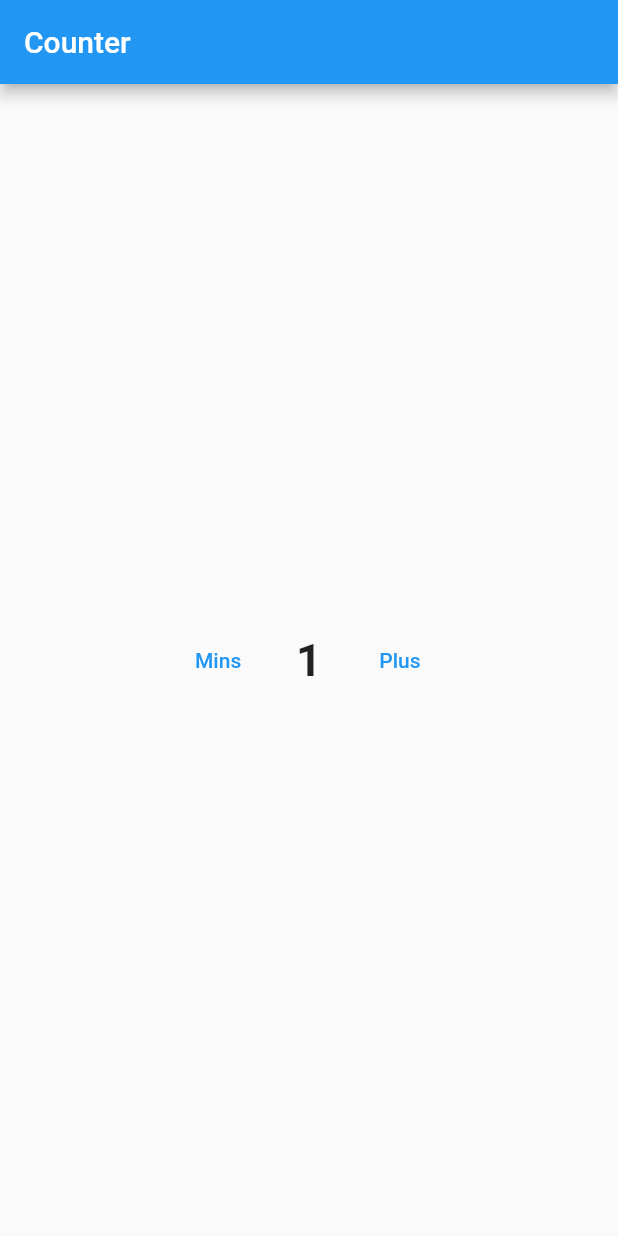
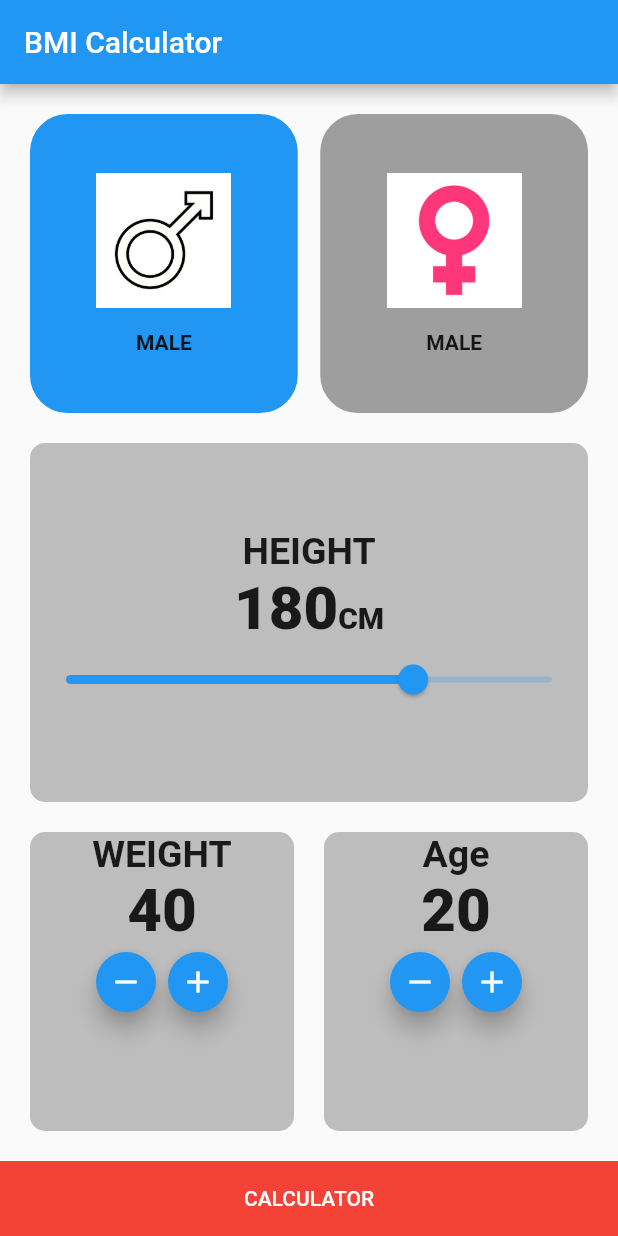
Before and after one commit to Ahmed224-art/udemy_flutter, a Flutter app: the screen it shows after launch, on a phone screen of 412 x 824 dp. Run offline on Flutter 3.47's test engine with Material 2 defaults, Android fonts, the phone set to English and light mode, and no system bars.

Commit message:
BMI Calculator

```diff
--- /dev/null
+++ b/lib/bmi_calculator.dart
@@ -0,0 +1,279 @@
+import 'dart:math';
+
+import 'package:flutter/material.dart';
+import 'package:udemy_flutter/result_screen.dart';
+
+class BmiiCalculator extends StatefulWidget {
+  @override
+  State<BmiiCalculator> createState() => _BmiiCalculatorState();
+}
+
+class _BmiiCalculatorState extends State<BmiiCalculator> {
+  bool isMale=true;
+  double hieght=180;
+  double weight=40;
+  int age=20;
+  @override
+  void initState() {
+    // TODO: implement initState
+    super.initState();
+  }
+  Widget build(BuildContext context) {
+    return Scaffold(
+      appBar: AppBar(
+        title: Text(
+          'BMI Calculator',
+        ),
+      ),
+      body: Column(
+        children: [
+            Expanded(
+              child: Padding(
+                padding: const EdgeInsets.all(20.0),
+                child: Row(
+                  children: [
+                    Expanded(
+                      child: GestureDetector(
+                        onTap: () {
+                          setState(() {
+                            isMale=true;
+                          });
+                        },
+                        child: Container(
+                          decoration: BoxDecoration(
+                             color: isMale? Colors.blue: Colors.grey,
+                            borderRadius: BorderRadius.circular(25.0)
+                          ),
+                          child: Column(
+                            mainAxisAlignment: MainAxisAlignment.center,
+                            children: [
+                              Image(image: AssetImage('assets/images/male.png',
+                              ),height: 90.0,
+                                width: 90.0,
+                              ),
+                              SizedBox(height: 15.0,),
+                              Text('MALE',
+                              style: TextStyle(
+                                fontWeight: FontWeight.bold
+                              ),),
+                            ],
+                          ),
+                        ),
+                      ),
+                    ),
+                    SizedBox(width: 15.0,),
+                    Expanded(
+                      child: GestureDetector(
+                        onTap: () {
+                          setState(() {
+                            isMale=false;
+                          });
+                        },
+                        child: Container(
+                          decoration: BoxDecoration(
+                            color: isMale?Colors.grey: Colors.blue,
+                            borderRadius: BorderRadius.circular(25.0)
+                          ),
+                          child: Column(
+                            mainAxisAlignment: MainAxisAlignment.center,
+                            children: [
+                              Image(image: AssetImage('assets/images/female.png'),
+                              width: 90.0,
+                                height: 90.0,
+                              ),
+                              SizedBox(height: 15.0,),
+                              Text('MALE',
+                              style: TextStyle(
+                                fontWeight: FontWeight.bold
+                              ),),
+                            ],
+                          ),
+                        ),
+                      ),
+                    ),
+                  ],
+                ),
+              )
+            ),
+            Expanded(
+              child: Padding(
+                padding: const EdgeInsets.symmetric(horizontal: 20.0),
+                child: Container(
+                  decoration: BoxDecoration(
+                    borderRadius: BorderRadius.circular(10.0),
+                    color: Colors.grey[400],
+                  ),
+                  child: Column(
+                    mainAxisAlignment: MainAxisAlignment.center,
+                    children: [
+                      Text('HEIGHT',
+                      style: TextStyle(
+                        fontSize: 25.0,
+                        fontWeight: FontWeight.bold,
+                      ),),
+                      Row(
+                        mainAxisAlignment: MainAxisAlignment.center,
+                        crossAxisAlignment: CrossAxisAlignment.baseline,
+                        textBaseline:TextBaseline.alphabetic ,
+                        children: [
+                          Text('${hieght.round()}',
+                          style: TextStyle(
+                            fontSize: 40.0,
+                            fontWeight: FontWeight.w900,
+                          ),),
+                          Text('CM',
+                          style: TextStyle(
+                            fontSize: 20.0,
+                            fontWeight: FontWeight.w900,
+                          ),),
+                        ],
+                      ),
+                      Slider(value: hieght,
+                          min: 80.0,
+                          max: 220,
+                          onChanged: (double value) {
+                            setState(() {
+                              hieght=value;
+                            });
+                          },)
+                    ],
+                  ),
+                ),
+              ),
+            ),
+            Expanded(
+              child: Padding(
+                padding: const EdgeInsets.all(20.0),
+                child: Row(
+                  mainAxisAlignment: MainAxisAlignment.center,
+                  children: [
+                    Expanded(
+                      child: Container(
+                        decoration: BoxDecoration(
+                          borderRadius: BorderRadius.circular(10.0),
+                          color: Colors.grey[400],
+                        ),
+                        child: Column(
+                          children: [
+                            Text('WEIGHT',
+                            style: TextStyle(
+                              fontSize: 25.0,
+                              fontWeight: FontWeight.bold,
+                            ),),
+                            Text('${weight.round()}',
+                              style: TextStyle(
+                                fontSize: 40.0,
+                                fontWeight: FontWeight.w900,
+                              ),),
+                            Row(
+                              mainAxisAlignment: MainAxisAlignment.center,
+                              children: [
+                                FloatingActionButton(onPressed:() {
+                                        setState(() {
+                                          weight--;
+                                        });
+                                },
+                                  mini: true,
+                                  child: Icon(
+                                    Icons.remove,
+                                  ),
+                                  heroTag: 'w-',
+                                ),
+                                FloatingActionButton(onPressed:() {
+                                  setState(() {
+                                    weight++;
+                                  });
+                                },
+                                  mini: true,
+                                  child: Icon(
+                                    Icons.add,
+                                  ),
+                                  heroTag: 'w+',
+                                ),
+                              ],
+                            ),
+                          ],
+                        ),
+                      ),
+                    ),
+                    SizedBox(width: 20.0,),
+                    Expanded(
+                      child: Container(
+                        decoration: BoxDecoration(
+                          borderRadius: BorderRadius.circular(10.0),
+                          color: Colors.grey[400],
+                        ),
+                        child: Column(
+                          children: [
+                            Text('Age',
+                            style: TextStyle(
+                              fontSize: 25.0,
+                              fontWeight: FontWeight.bold,
+                            ),),
+                            Text('${age}',
+                              style: TextStyle(
+                                fontSize: 40.0,
+                                fontWeight: FontWeight.w900,
+                              ),),
+                            Row(
+                              mainAxisAlignment: MainAxisAlignment.center,
+                              children: [
+                                FloatingActionButton(onPressed:() {
+                                    setState(() {
+                                      age--;
+                                    });
+                                },
+                                  mini: true,
+                                  child: Icon(
+                                    Icons.remove,
+                                  ),
+                                  heroTag: 'A-',
+                                ),
+                                FloatingActionButton(onPressed:() {
+                                      setState(() {
+                                        age++;
+                                      });
+                                },
+                                  mini: true,
+                                  child: Icon(
+                                    Icons.add,
+                                  ),
+                                  heroTag: 'A+',
+                                ),
+                              ],
+                            ),
+                          ],
+                        ),
+                      ),
+                    ),
+                  ],
+                ),
+              ),
+            ),
+          Container(
+            color: Colors.red,
+            width: double.infinity,
+            child: MaterialButton(onPressed: () {
+              var result = weight /pow(hieght / 100,2);
+              Navigator.push(context,
+                  MaterialPageRoute(builder: (context) => ResultScreen(age: age,
+                  isMale: isMale,
+                    result: result,
+                  ),));
+            },
+              height: 50.0,
+              child: Text(
+                'CALCULATOR',
+                style: TextStyle(
+                   color: Colors.white,
+                ),
+              ),
+            ),
+          )
+        ],
+      ),
+    );
+  }
+}
+//var result = weight /pow(height / 100,2);
+//print(result.round());
--- a/lib/main.dart
+++ b/lib/main.dart
@@ -1,6 +1,8 @@
 import 'package:flutter/material.dart';
+import 'package:udemy_flutter/bmi_calculator.dart';
 import 'package:udemy_flutter/counter_Screen.dart';
 import 'package:udemy_flutter/messenger_screen.dart';
+import 'package:udemy_flutter/result_screen.dart';
 import 'package:udemy_flutter/user_Screen.dart';
 
 void main() {
@@ -12,7 +14,7 @@ class Myapp extends StatelessWidget
   Widget build(BuildContext context) {
   return MaterialApp(
     debugShowCheckedModeBanner: false,
-    home: Counterscreen(),
+    home: BmiiCalculator(),
   );
   }
 
--- /dev/null
+++ b/lib/result_screen.dart
@@ -0,0 +1,58 @@
+import 'package:flutter/material.dart';
+
+class ResultScreen extends StatelessWidget {
+  final bool isMale;
+  final double result;
+  final int age;
+  ResultScreen({
+    required this.isMale,
+    required this.age,
+    required this.result,
+});
+  @override
+  Widget build(BuildContext context) {
+    return Scaffold(
+      appBar: AppBar(
+        leading: IconButton(
+          onPressed: () {
+            Navigator.pop(context);
+          },
+          icon: Icon(
+            Icons.arrow_back_ios_new_sharp
+          ),
+        ),
+        title: Text(
+          'BMI Result'
+        ),
+      ),
+      body: Center(
+        child: Column(
+          mainAxisAlignment: MainAxisAlignment.center,
+          children: [
+            Text(
+              'Gender : ${isMale?'MAle':'Female'}',
+              style: TextStyle(
+                fontSize: 30.0,
+                fontWeight: FontWeight.bold
+              ),
+            ),
+            Text(
+              'Result : ${result.round()}',
+              style: TextStyle(
+                fontSize: 30.0,
+                fontWeight: FontWeight.bold
+              ),
+            ),
+            Text(
+              'Age : ${age}',
+              style: TextStyle(
+                fontSize: 30.0,
+                fontWeight: FontWeight.bold
+              ),
+            ),
+          ],
+        ),
+      ),
+    );
+  }
+}
--- a/pubspec.yaml
+++ b/pubspec.yaml
@@ -58,7 +58,8 @@ flutter:
   # included with your application, so that you can use the icons in
   # the material Icons class.
   uses-material-design: true
-
+  assets:
+    - assets/images/
   # To add assets to your application, add an assets section, like this:
   # assets:
   #   - images/a_dot_burr.jpeg
```
Also changed, not shown: assets/images/female.png (added), assets/images/male.png (added).
